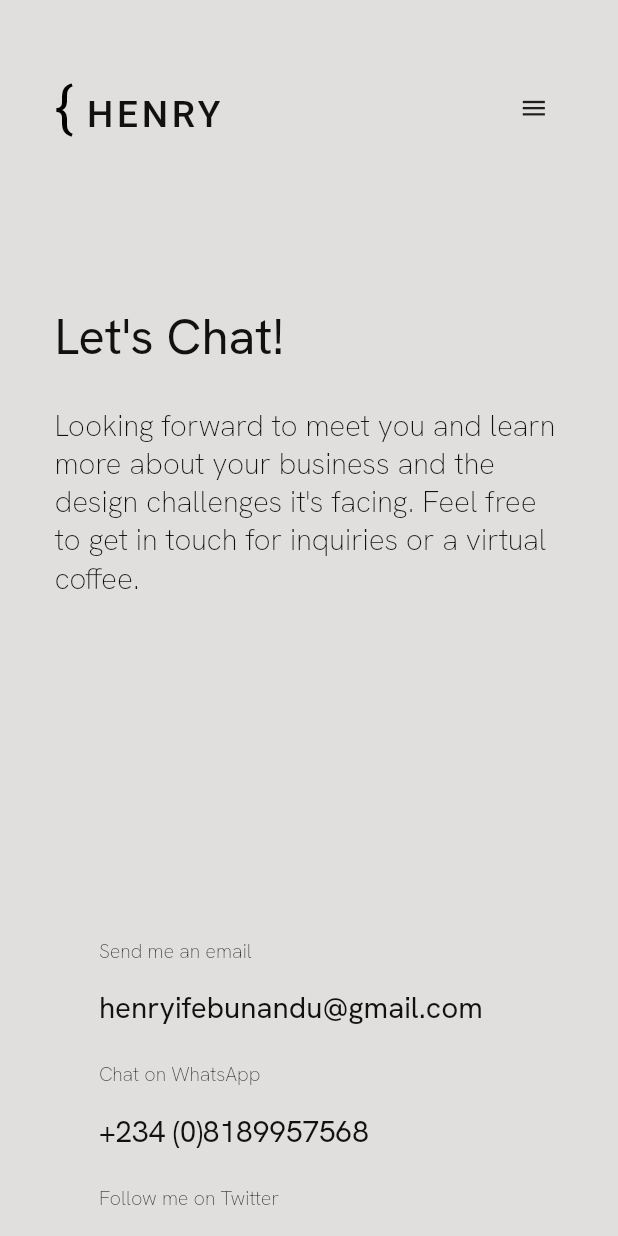
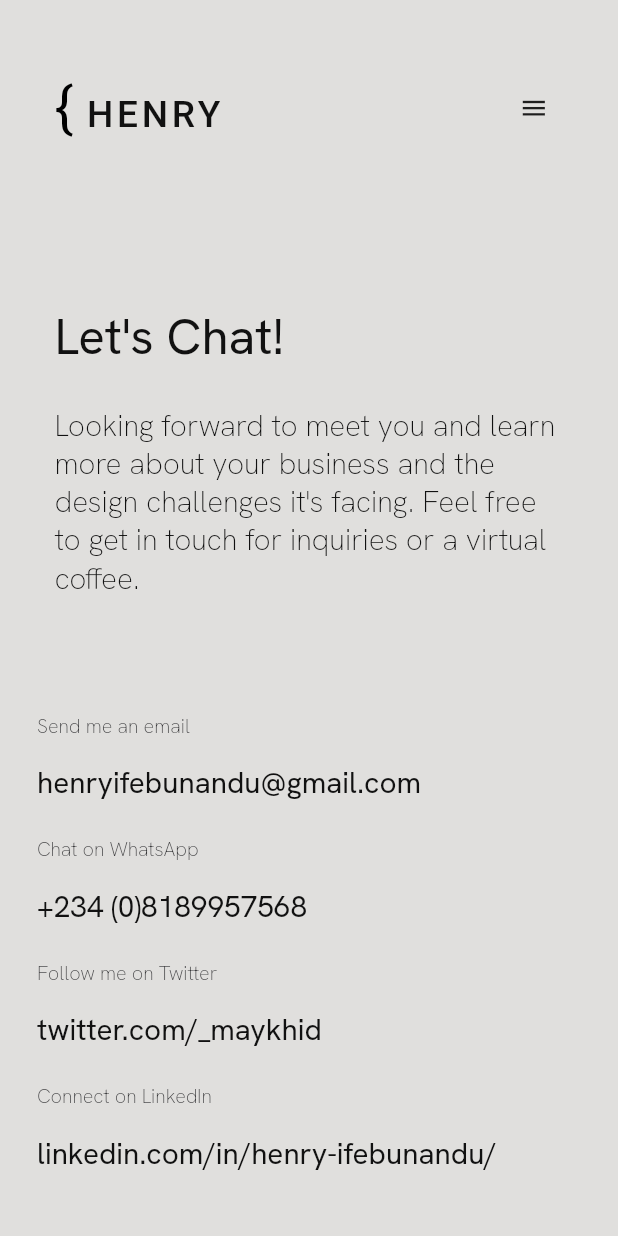
Before and after one commit to maykhid/henry_flutter_portfolio, a Flutter app: the ContactPage screen opened directly, on a phone screen of 412 x 824 dp. Run offline on Flutter 3.47's test engine with Material 2 defaults, Android fonts, the phone set to English and light mode, and no system bars; our stand-ins replace flutter_svg, google_fonts, responsive_framework.

Commit message:
fix: ui discrepancies and overflow

```diff
--- a/lib/components/menu_bar.dart
+++ b/lib/components/menu_bar.dart
@@ -22,6 +22,8 @@ class _CustomMenuBarState extends State<CustomMenuBar> {
 
     final isMobile = responsiveBreakPoint.isMobile;
     final isLessThanTab = responsiveBreakPoint.smallerThan(TABLET);
+
+    final isBetweenMobileAndTab = responsiveBreakPoint.between(MOBILE, TABLET);
 
     Widget hamOrMenu() {
       if (isMenuDisplayed) {
@@ -77,7 +79,7 @@ class _CustomMenuBarState extends State<CustomMenuBar> {
                 // ),
                 child: const Name(),
               ),
-              isMobile ? hamOrMenu() : const MenuItems(),
+              isMobile || isBetweenMobileAndTab ? hamOrMenu() : const MenuItems(),
             ],
           ),
         ),
@@ -97,7 +99,6 @@ class MenuItems extends StatelessWidget {
 
     final isLargerThanTab = responsiveBreakPoint.largerThan(TABLET);
     final isLargerThanMobile = responsiveBreakPoint.largerThan(MOBILE);
-
 
     double spacing() {
       if (isLargerThanTab) return 50;
--- a/lib/pages/contact/ui/contact_page.dart
+++ b/lib/pages/contact/ui/contact_page.dart
@@ -34,13 +34,9 @@ class ContactPage extends StatelessWidget {
 
             UiScaler(
               alignment: Alignment.topCenter,
-              child: Wrap(
-                spacing: 50,
-                runSpacing: 50,
-                children: [
-                  Padding(
+              child: Padding(
                 padding: EdgeInsets.symmetric(
-                        horizontal: isLargerThanMobile ? 100 : 0),
+                    horizontal: isLargerThanMobile ? 80 : 0),
                 child: SizedBox(
                   width: 720,
                   child: Column(
@@ -66,21 +62,17 @@ class ContactPage extends StatelessWidget {
                   ),
                 ),
               ),
-
-                  // desc text
-                ],
-              ),
             ),
 
             // v-space
-            const VerticalSpace(
-              size: 150,
+             VerticalSpace(
+              size: isLargerThanMobile ? 100 : 0,
             ),
 
             UiScaler(
               alignment: Alignment.centerLeft,
               child: Padding(
-                padding: const EdgeInsets.only(left: 80),
+                padding:  EdgeInsets.only(left: isLargerThanMobile ? 80 : 30),
                 child: SizedBox(
                   height: isLargerThanTab ? 200 : 400,
                   child: Column(
```
Also changed, not shown: lib/pages/about/ui/about_page.dart (+12 -14 lines). Lines whose indentation alone changed are shown as unchanged.
